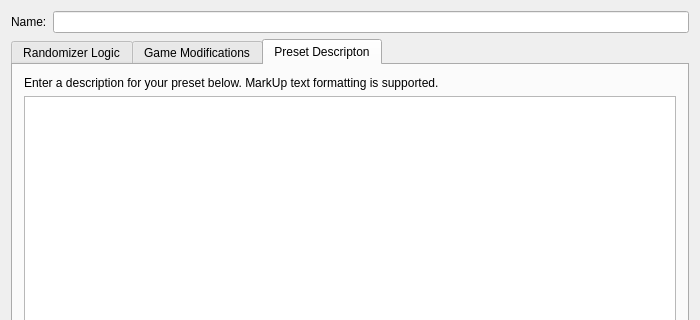
First picture: the form in randovania/gui/ui_files/customize_preset_dialog.ui, repository randovania/randovania, before the edit; both pictures show x 0 to 700 and y 0 to 320 of the 700 by 768 pixel window.
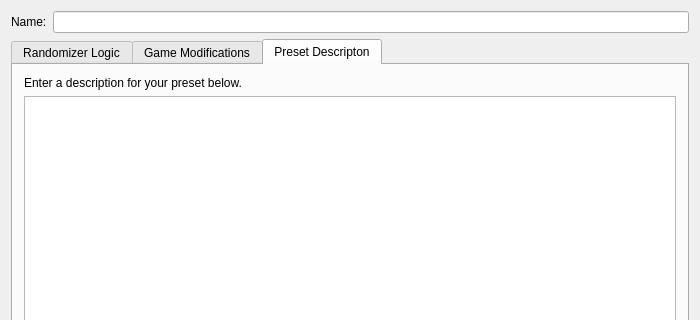
Second picture: the form after the edit. The open tabs and pages were chosen to show the change.

Commit message:
Add description editor to preset tabs - edits
- description now supports markdown
- removed reference to formatting support in ui

What changed in the file:
```diff
--- a/randovania/gui/ui_files/customize_preset_dialog.ui
+++ b/randovania/gui/ui_files/customize_preset_dialog.ui
@@ -60,7 +60,7 @@
        <item>
         <widget class="QLabel" name="description_label">
          <property name="text">
-          <string>Enter a description for your preset below. MarkUp text formatting is supported.</string>
+          <string>Enter a description for your preset below.</string>
          </property>
 		 <property name="wordWrap">
           <bool>true</bool>
```
The commit also changes 2 other files.
